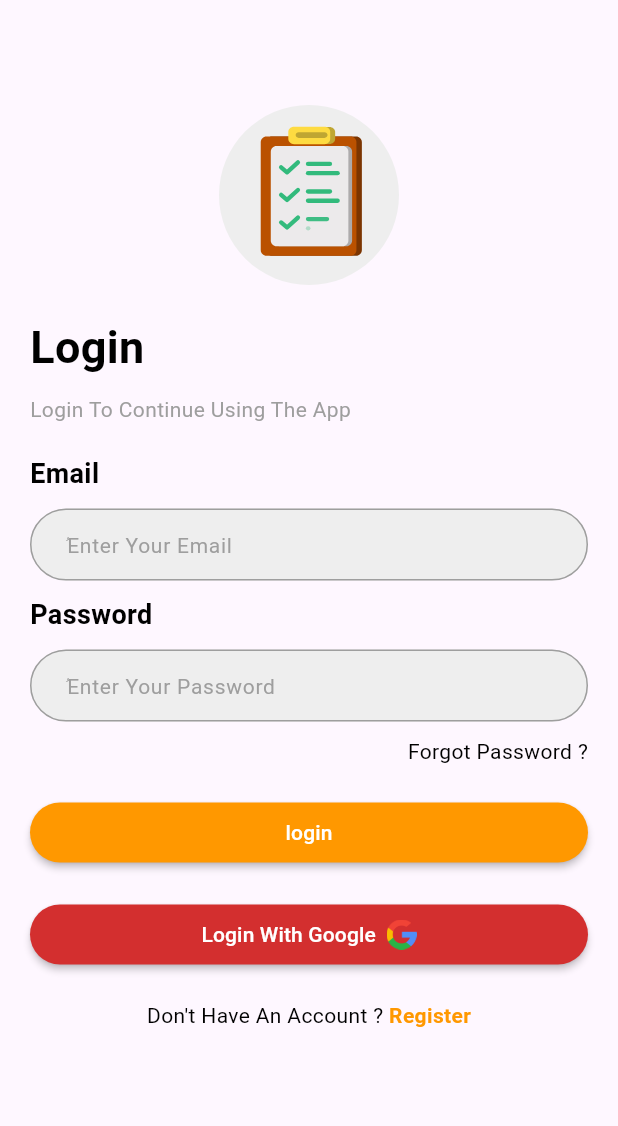
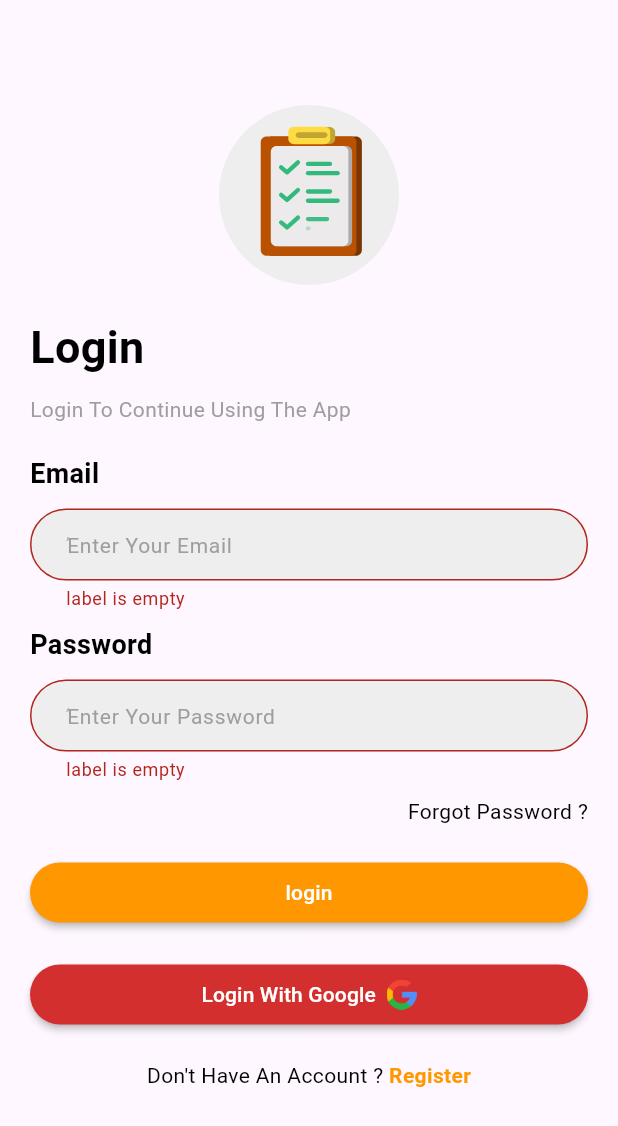
Before and after one commit to abdellahayoujil/flutter_firebase, a Flutter app: the screen it shows after launch, after a tap on "login", on a phone screen of 412 x 824 dp. Shown: the top 1126 px of the screen. Run offline on Flutter 3.47's test engine with Material 3 defaults, Android fonts, the phone set to English and light mode, and no system bars; our stand-ins replace awesome_dialog, firebase_auth, firebase_core, lottie; accounts and stored records are empty.

Commit message:
Added testing to check if the email and password are correct, verify if the email already exists, and implemented form state validation to ensure that the input fields are not empty.

```diff
--- a/lib/auth/login.dart
+++ b/lib/auth/login.dart
@@ -1,3 +1,4 @@
+import 'package:awesome_dialog/awesome_dialog.dart';
 import 'package:firebase_auth/firebase_auth.dart';
 import 'package:flutter/material.dart';
 import '../components/custombuttonauth.dart';
@@ -15,13 +16,18 @@ class _LoginState extends State<Login> {
   TextEditingController email = TextEditingController();
   TextEditingController password = TextEditingController();
 
+GlobalKey<FormState> formstate = GlobalKey<FormState>();
+
+
   @override
   Widget build(BuildContext context) {
     return Scaffold(
       body: Container(
         padding: const EdgeInsets.all(20),
         child: ListView(children: [
-          Column(
+          Form(
+            key: formstate,
+            child: Column(
               crossAxisAlignment: CrossAxisAlignment.start,
               children: [
                 Container(height: 50),
@@ -39,7 +45,11 @@ class _LoginState extends State<Login> {
                 ),
                 Container(height: 10),
                 CustomTextForm(
-                  hinttext: "ُEnter Your Email", mycontroller: email),
+                    hinttext: "ُEnter Your Email", mycontroller: email, validator: (val) {
+                      if(val == ""){
+                        return "label is empty";
+                      }
+                    },),
                 Container(height: 10),
                 const Text(
                   "Password",
@@ -47,7 +57,11 @@ class _LoginState extends State<Login> {
                 ),
                 Container(height: 10),
                 CustomTextForm(
-                  hinttext: "ُEnter Your Password", mycontroller: password),
+                    hinttext: "ُEnter Your Password", mycontroller: password, validator: (val) {
+                      if(val == ""){
+                        return "label is empty";
+                      }
+                    },),
                 Container(
                   margin: const EdgeInsets.only(top: 10, bottom: 20),
                   alignment: Alignment.topRight,
@@ -60,7 +74,11 @@ class _LoginState extends State<Login> {
                 ),
               ],
             ),
-          CustomButtonAuth(title: "login", onPressed: () async {
+          ),
+          CustomButtonAuth(
+  title: "login",
+  onPressed: () async {
+    if(formstate.currentState!.validate()){
           try {
       final credential = await FirebaseAuth.instance.signInWithEmailAndPassword(
         email: email.text,
@@ -69,12 +87,49 @@ class _LoginState extends State<Login> {
       Navigator.of(context).pushReplacementNamed("homepage");
     } on FirebaseAuthException catch (e) {
       if (e.code == 'user-not-found') {
-                  print('---------------------------No user found for that email.');
-                } else if (e.code == '---------------wrong-password') {
-                  print('-------------------Wrong password provided for that user.');
+        print('No user found for that email: ${e.message}');
+        AwesomeDialog(
+          context: context,
+          dialogType: DialogType.error,
+          animType: AnimType.rightSlide,
+          title: 'Error',
+          desc: 'No user found for that email.',
+        ).show();
+      } else if (e.code == 'wrong-password') {
+        print('Wrong password: ${e.message}');
+        AwesomeDialog(
+          context: context,
+          dialogType: DialogType.error,
+          animType: AnimType.rightSlide,
+          title: 'Error',
+          desc: 'Wrong password provided.',
+        ).show();
+      } else {
+        print('Other error: ${e.code} - ${e.message}');
+        AwesomeDialog(
+          context: context,
+          dialogType: DialogType.error,
+          animType: AnimType.rightSlide,
+          title: 'Error',
+          desc: 'Login failed: ${e.message}',
+        ).show();
       }
+    } catch (e) {
+      print('General error: $e');
+      AwesomeDialog(
+        context: context,
+        dialogType: DialogType.error,
+        animType: AnimType.rightSlide,
+        title: 'Error',
+        desc: 'An unexpected error occurred.',
+      )..show();
     }
-          }),
+    }else{
+      print("not valid");
+    }
+  },
+),
+
           Container(height: 20),
 
           MaterialButton(
--- a/lib/components/textformfield.dart
+++ b/lib/components/textformfield.dart
@@ -3,12 +3,13 @@ import 'package:flutter/material.dart';
 class CustomTextForm extends StatelessWidget {
   final String hinttext ;
   final TextEditingController mycontroller ;
-
-  const CustomTextForm({super.key, required this.hinttext, required this.mycontroller});
+  final String? Function(String?)? validator;
+  const CustomTextForm({super.key, required this.hinttext, required this.mycontroller, required this.validator});
 
   @override
   Widget build(BuildContext context) {
     return TextFormField(
+      validator: validator,
       controller: mycontroller ,
       decoration: InputDecoration(
           hintText: hinttext,
--- a/pubspec.yaml
+++ b/pubspec.yaml
@@ -28,6 +28,7 @@ environment:
 # the latest version available on pub.dev. To see which dependencies have newer
 # versions available, run `flutter pub outdated`.
 dependencies:
+  awesome_dialog: ^3.2.1
   cloud_firestore: ^5.6.5
   cupertino_icons: ^1.0.8
   firebase_auth: ^5.5.1
```
Also changed, not shown: lib/auth/signup.dart (+37 -4 lines), images/1.png (deleted), images/2.png (deleted), images/3.png (deleted), images/logo.png (deleted), pubspec.lock, 9 other files. Lines whose indentation alone changed are shown as unchanged.
